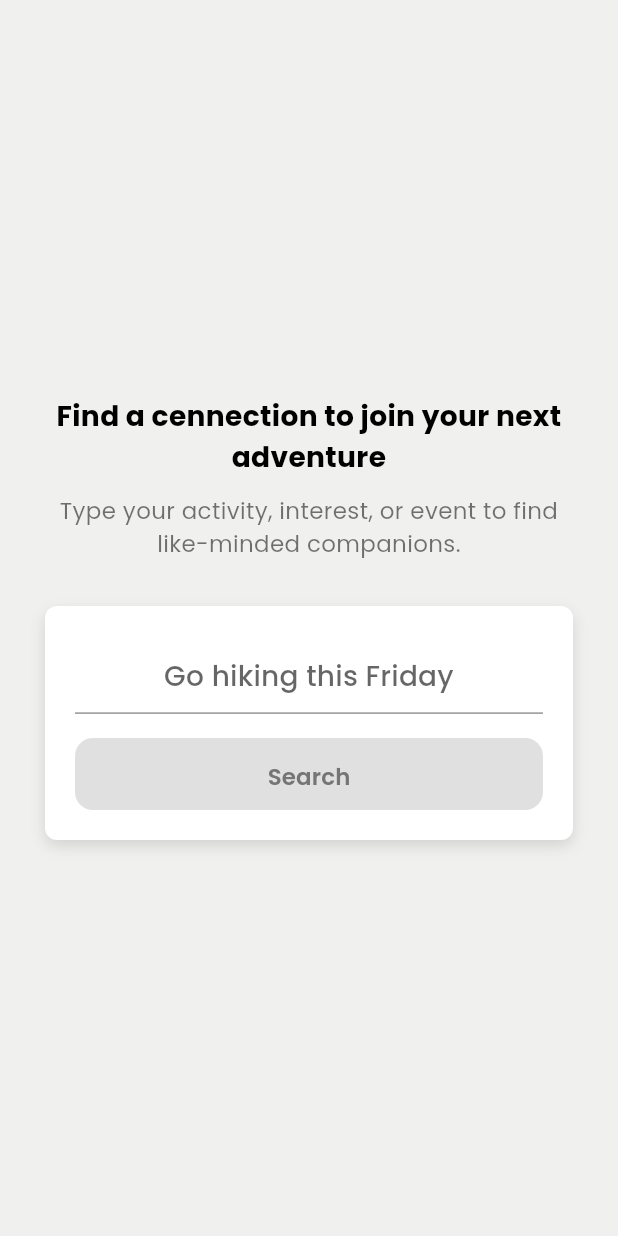
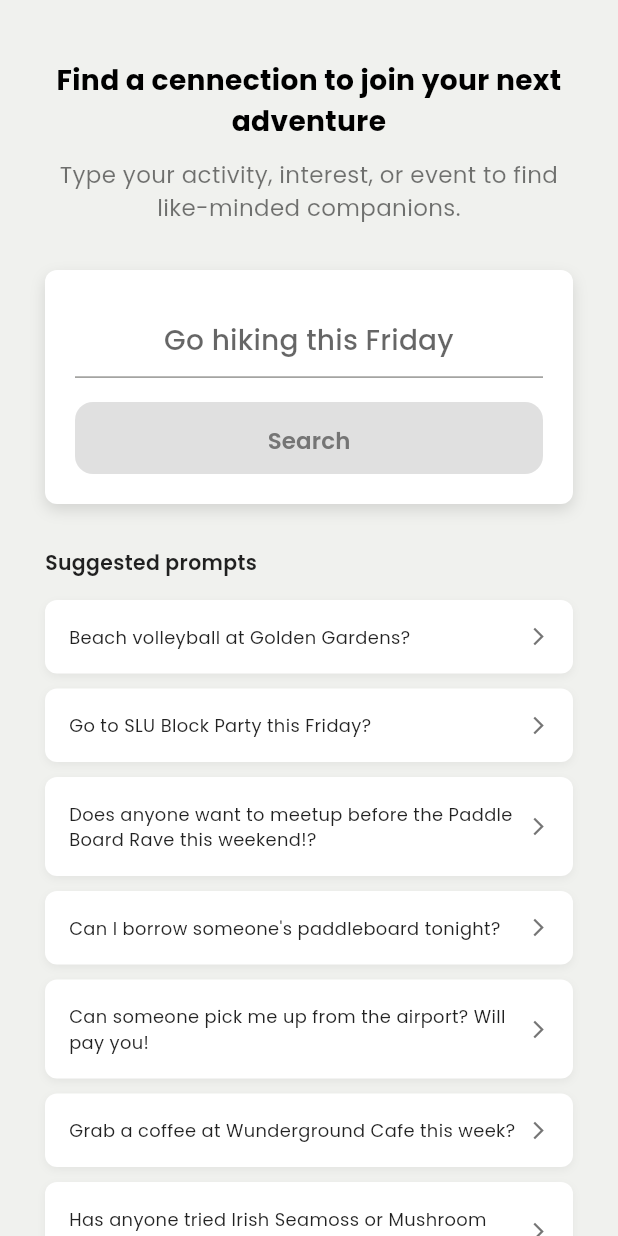
Before and after one commit to SpideyOnHigh/cennec, a Flutter app: the ScreenFindConnection screen opened by its route, on a phone screen of 412 x 824 dp. Run offline on Flutter 3.47's test engine with Material 3 defaults, Android fonts, the phone set to English and light mode, and no system bars; our stand-ins replace bloc, cached_network_image, card_swiper, chat_bubbles, confetti, connectivity_plus and 23 more; missing offline and left inert: flutter_flavor; accounts and stored records are empty; statements that could not run were skipped.

Commit message:
updated the icon

```diff
--- a/lib/main.dart
+++ b/lib/main.dart
@@ -18,7 +18,7 @@ void main() async {
     variables: {
       "env": "staging",
       // "base": "https://cennec.staging9.com/",
-      "base": "https://cennecapp.yeseulju.tech/",
+      "base": "http://52.90.31.143/",
     },
   );
   runApp(const MyApp());
--- a/lib/main_dev.dart
+++ b/lib/main_dev.dart
@@ -11,8 +11,8 @@ void main() async {
   FlavorConfig(
     variables: {
       "env": "dev",
-      "base": "https://cennecapp.yeseulju.tech/",
-      "front_end_base": "https://abcdev.staging9.com/"
+      "base": "http://52.90.31.143/",
+      "front_end_base": "http://52.90.31.143/"
     },
   );
   runApp(const MyApp());
--- a/lib/modules/core/common/widgets/common_underline_textfield.dart
+++ b/lib/modules/core/common/widgets/common_underline_textfield.dart
@@ -11,7 +11,7 @@ class CommonUnderlineTextField extends StatelessWidget {
   final bool enabled;
   final double fontSize;
   final FontWeight fontWeight;
-  final int maxLines;
+  final int maxLines, minLines;
   final TextAlign textAlign;
   final Color? textColor;
   final Color? hintColor;
@@ -30,6 +30,7 @@ class CommonUnderlineTextField extends StatelessWidget {
     this.textAlign = TextAlign.center,
     this.textColor,
     this.hintColor,
+    this.minLines = 1,
     this.inputFormatters,
   }) : super(key: key);
 
@@ -49,6 +50,7 @@ class CommonUnderlineTextField extends StatelessWidget {
       enabled: enabled,
       focusNode: focusNode,
       maxLines: maxLines,
+      minLines: minLines,
       textAlign: textAlign,
       inputFormatters: inputFormatters,
       style: TextStyle(
--- a/lib/modules/myPosts/view/screen_my_posts.dart
+++ b/lib/modules/myPosts/view/screen_my_posts.dart
@@ -59,6 +59,7 @@ class _ScreenMyPostsState extends State<ScreenMyPosts> {
       orderBy: _currentOrderBy,
       sort: _currentSort,
       take: 5,
+
     ));
   }
 
--- a/lib/modules/search_posts/view/screen_find_connection.dart
+++ b/lib/modules/search_posts/view/screen_find_connection.dart
@@ -18,10 +18,49 @@ class _ScreenFindConnectionState extends State<ScreenFindConnection> {
   final TextEditingController searchController = TextEditingController();
   final ValueNotifier<bool> isSearchEnabled = ValueNotifier(false);
 
+  // Static suggestions list
+  final List<String> suggestions = [
+    "Beach volleyball at Golden Gardens?",
+    "Go to SLU Block Party this Friday?",
+    "Does anyone want to meetup before the Paddle Board Rave this weekend!?",
+    "Can I borrow someone's paddleboard tonight?",
+    "Can someone pick me up from the airport? Will pay you!",
+    "Grab a coffee at Wunderground Cafe this week?",
+    "Has anyone tried Irish Seamoss or Mushroom coffee yet?",
+    "Try this Skybowl Cafe in Queen Anne?",
+    "Go to Taylor Swift dance night at Neumos?",
+    "Surprise me! I am looking for something fun and unique to do in Seattle today?",
+    "Looking for a dog sitter for next weekend.",
+  ];
+
   void _checkInput(String value) {
     isSearchEnabled.value = value.trim().isNotEmpty;
   }
 
+  void _onSuggestionTap(String suggestion) {
+    searchController.text = suggestion;
+    _checkInput(suggestion);
+  }
+
+  void _navigateToNextScreen() {
+    FocusScope.of(context).requestFocus(FocusNode());
+    Navigator.push(
+      context,
+      MaterialPageRoute(
+        builder: (context) => ScreenConnectionDetails(
+          desc: searchController.text.trim(),
+        ),
+      ),
+    );
+    Navigator.push(
+      context,
+      MaterialPageRoute(
+        builder: (context) => ScreenSimilarAndInterest(
+          searchText: searchController.text.trim(),
+        ),
+      ),
+    );
+  }
 
   @override
   void dispose() {
@@ -33,26 +72,25 @@ class _ScreenFindConnectionState extends State<ScreenFindConnection> {
   @override
   Widget build(BuildContext context) {
     SystemChrome.setSystemUIOverlayStyle(SystemUiOverlayStyle(
-      statusBarColor: Colors.transparent, // Or your desired color
+      statusBarColor: Colors.transparent,
       statusBarIconBrightness: Theme.of(context).brightness == Brightness.dark
           ? Brightness.light
           : Brightness.dark,
       statusBarBrightness: Theme.of(context).brightness,
     ));
+
     return GestureDetector(
-      onTap: (){
+      onTap: () {
         FocusScope.of(context).requestFocus(FocusNode());
       },
       child: Scaffold(
         backgroundColor: AppColors.colorRoundedBgContainer,
-
         body: SafeArea(
-          child: Center(
           child: SingleChildScrollView(
             padding: const EdgeInsets.symmetric(horizontal: 30),
             child: Column(
-                mainAxisSize: MainAxisSize.min,
               children: [
+                const SizedBox(height: 40),
                 // Title
                 Text(
                   "Find a cennection to join your next adventure",
@@ -91,6 +129,8 @@ class _ScreenFindConnectionState extends State<ScreenFindConnection> {
                         inputFormatters: [FilteringTextInputFormatter.deny(RegExp(r'^\s'))],
                         onChanged: _checkInput,
                         fontSize: 22,
+                        maxLines: 3,
+
                       ),
                       const SizedBox(height: 16),
                       ValueListenableBuilder<bool>(
@@ -102,50 +142,74 @@ class _ScreenFindConnectionState extends State<ScreenFindConnection> {
                             backgroundColor: isEnabled ? AppColors.colorDarkBlue : Colors.grey.shade300,
                             textColor: isEnabled ? Colors.white : Colors.grey.shade600,
                             borderRadius: BorderRadius.circular(12),
-                              onTap: isEnabled
-                                  ? () {
-                                FocusScope.of(context).requestFocus(FocusNode());
-                                      // Navigator.push(
-                                      //   context,
-                                      //   MaterialPageRoute(
-                                      //     builder: (context) => ScreenSimilarAndInterest(
-                                      //       searchText: searchController.text.trim(),
-                                      //     ),
-                                      //   ),
-                                      // );
-                                      Navigator.push(
-                                        context,
-                                        MaterialPageRoute(
-                                          builder: (context) => ScreenConnectionDetails(
-                                            desc: searchController.text.trim(),
-                                          ),
-                                        ),
-                                      );
-                                Navigator.push(
-                                  context,
-                                  MaterialPageRoute(
-                                    builder: (context) => ScreenSimilarAndInterest(
-                                      searchText: searchController.text.trim(),
-                                      // discussionTopic: whatController.text.trim(),
-                                      // location: locationController.text.trim(),
-                                      // meetAt: dateController.text.trim(),
-                                      // meetWith: whoController.text.trim(),
-                                      // activity: activityController.text.trim(),
-                                      // searchText: searchController.text.trim(),
-                                    ),
-                                  ),
-                                );
-                                      // Navigator.pushNamed(context, AppRoutes.routeSearchNewConnectionDetails);
-                                    }
-                                  : null,
+                            onTap: isEnabled ? _navigateToNextScreen : null,
                           );
                         },
                       ),
                     ],
                   ),
-                  )
+                ),
+
+                const SizedBox(height: 30),
+
+                // Suggestions section
+                Align(
+                  alignment: Alignment.centerLeft,
+                  child: Text(
+                    "Suggested prompts",
+                    style: getTextStyleFromFont(AppFont.poppins, 16, Colors.black87, FontWeight.w600),
+                  ),
+                ),
+                const SizedBox(height: 15),
+
+                // Suggestions list
+                ListView.separated(
+                  shrinkWrap: true,
+                  physics: const NeverScrollableScrollPhysics(),
+                  itemCount: suggestions.length,
+                  separatorBuilder: (context, index) => const SizedBox(height: 10),
+                  itemBuilder: (context, index) {
+                    return GestureDetector(
+                      onTap: () => _onSuggestionTap(suggestions[index]),
+                      child: Container(
+                        padding: const EdgeInsets.all(16),
+                        decoration: BoxDecoration(
+                          color: Colors.white,
+                          borderRadius: BorderRadius.circular(8),
+                          boxShadow: [
+                            BoxShadow(
+                              color: Colors.black.withOpacity(0.05),
+                              blurRadius: 4,
+                              offset: const Offset(0, 2),
+                            ),
                           ],
                         ),
+                        child: Row(
+                          children: [
+                            Expanded(
+                              child: Text(
+                                suggestions[index],
+                                style: getTextStyleFromFont(
+                                    AppFont.poppins,
+                                    14,
+                                    Colors.black87,
+                                    FontWeight.w400
+                                ),
+                              ),
+                            ),
+                            Icon(
+                              Icons.arrow_forward_ios,
+                              size: 14,
+                              color: Colors.grey.shade600,
+                            ),
+                          ],
+                        ),
+                      ),
+                    );
+                  },
+                ),
+                const SizedBox(height: 30),
+              ],
             ),
           ),
         ),
--- a/lib/modules/search_posts/view/user_send_request_bottomsheet.dart
+++ b/lib/modules/search_posts/view/user_send_request_bottomsheet.dart
@@ -368,6 +368,7 @@ class _BottomSheetConnectRequestState extends State<BottomSheetConnectRequest> {
                         color: AppColors.colorWhite,
                         borderRadius: BorderRadius.vertical(top: Radius.circular(24)),
                       ),
+                      child: SingleChildScrollView(
                         child: Column(
                           mainAxisSize: MainAxisSize.min,
                           children: [
@@ -390,6 +391,7 @@ class _BottomSheetConnectRequestState extends State<BottomSheetConnectRequest> {
                               // onTap: sendConnectionRequest,
                             ),
                           ],
+                        ),
                       ),
                     ),
                   ),
@@ -561,7 +563,16 @@ class _BottomSheetConnectRequestState extends State<BottomSheetConnectRequest> {
             borderRadius: BorderRadius.circular(12),
           ),
           child: TextField(
+            onSubmitted: (a){
+              FocusScope.of(context).requestFocus(FocusNode());
+
+            },
+            onEditingComplete: (){
+              FocusScope.of(context).requestFocus(FocusNode());
+
+            },
             maxLines: 4,
+            keyboardType: TextInputType.name,
             controller: messageController,
             style: getTextStyleFromFont(
               AppFont.poppins,
```
Also changed, not shown: 3 other files. Lines whose indentation alone changed are shown as unchanged.
